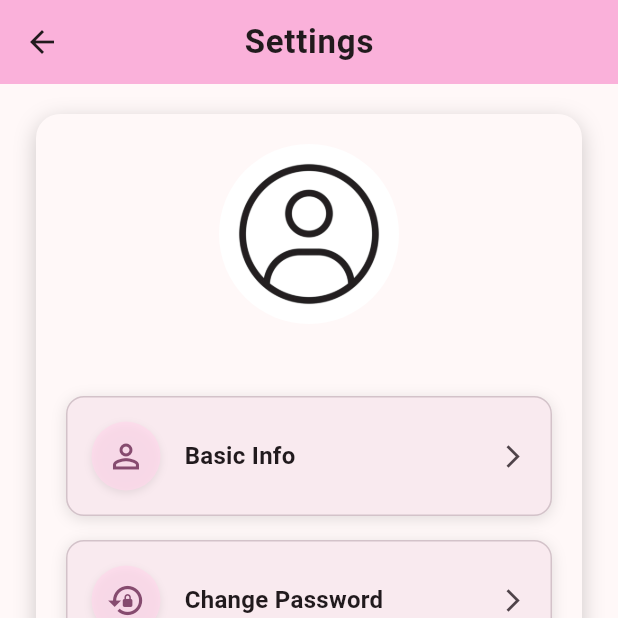
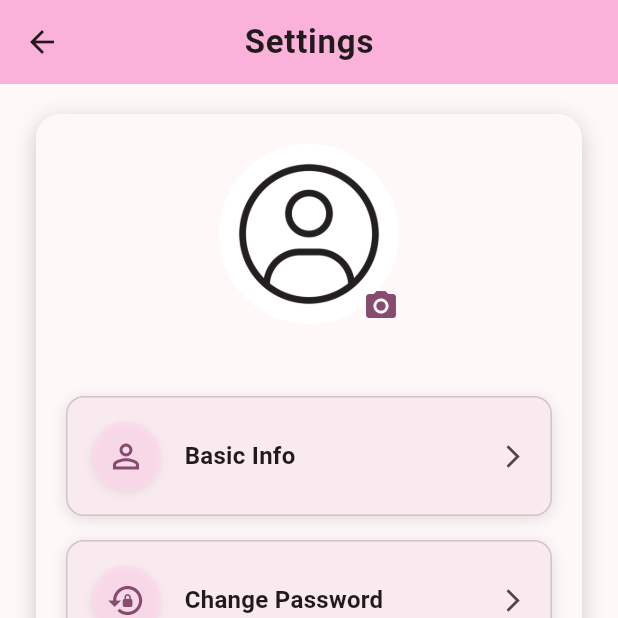
Before and after one commit to Mohamed-Abdel-Rahem/fit_mart_project, a Flutter app: the SettingsScreen screen opened by its route, on a phone screen of 412 x 824 dp, the top half of it. Run offline on Flutter 3.47's test engine with Material 3 defaults, Android fonts, the phone set to English and light mode, and no system bars; our stand-ins replace cloud_firestore, firebase_ai, firebase_auth, firebase_core, font_awesome_flutter, geolocator and 3 more; missing offline and left inert: cloudinary_sdk; accounts and stored records are empty; Roboto replaces fonts that are missing (Abel, Cairo).

Commit message:
feat:pick image

```diff
--- a/lib/screens/signup_screen.dart
+++ b/lib/screens/signup_screen.dart
@@ -699,11 +699,20 @@ class _CustomImagePickerState extends State<CustomImagePicker> {
           ),
         GestureDetector(
           onTap: _pickImage,
-          child: CircleAvatar(
-            backgroundColor: Colors.white,
-            radius: widget.imageSize ?? 100,
-            backgroundImage: _getImageProvider(),
-            child: _isUsingDefaultImage() ? null : null,
+          child: Stack(
+            children: [
+              CircleAvatar(
+                backgroundColor: Colors.white,
+                radius: widget.imageSize ?? 100,
+                backgroundImage: _getImageProvider(),
+                child: _isUsingDefaultImage() ? null : null,
+              ),
+              Positioned(
+                bottom: 0,
+                right: 0,
+                child: Icon(Icons.camera_alt, color: colorScheme.primary),
+              ),
+            ],
           ),
         ),
         const SizedBox(height: 16),
```
